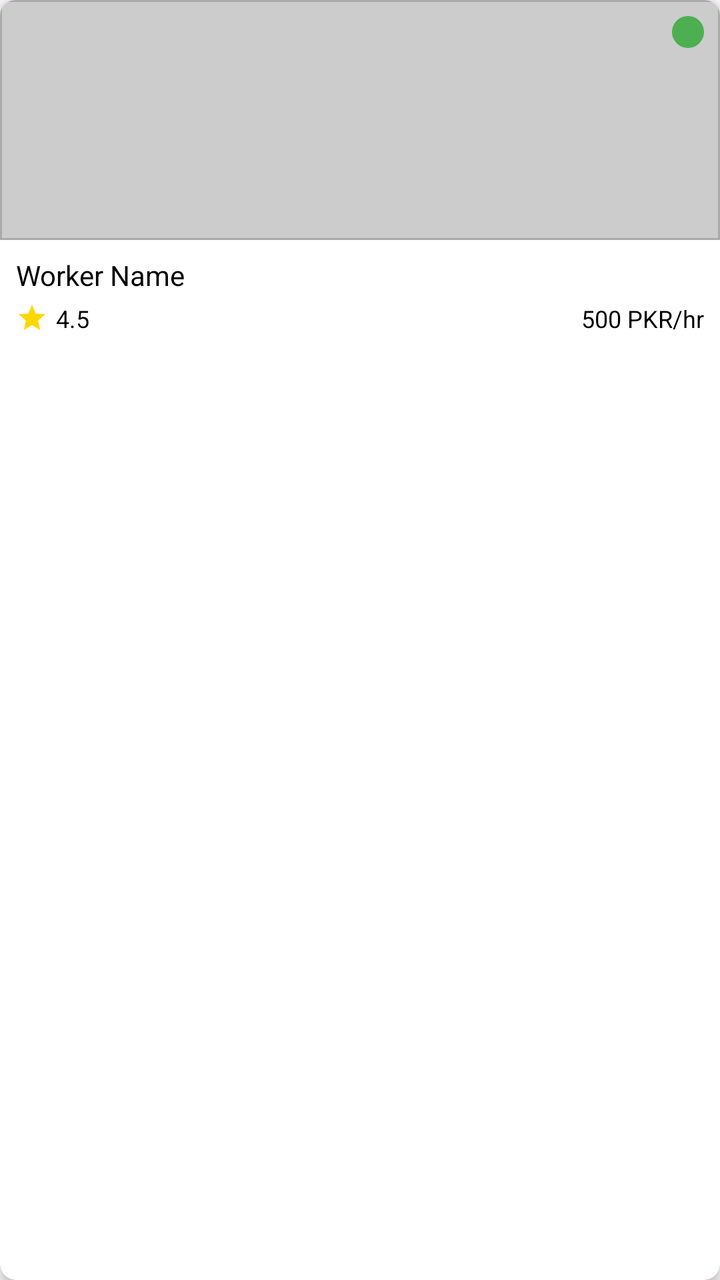
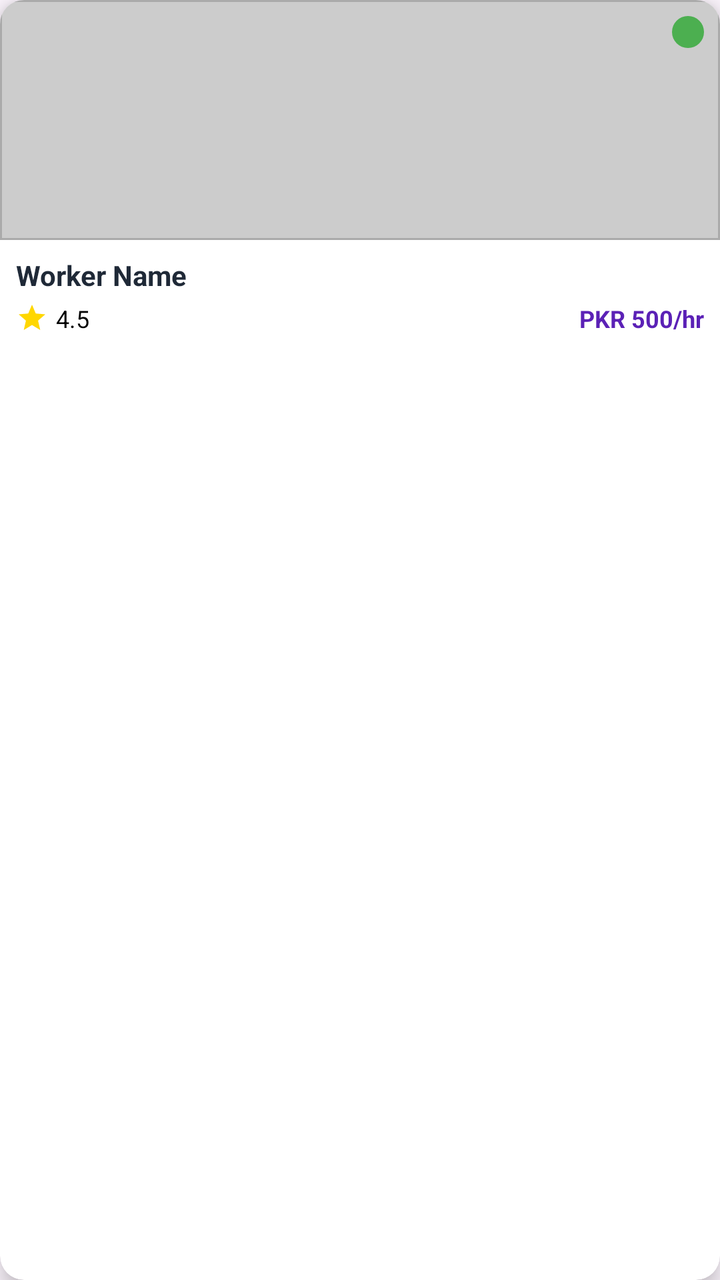

An Android layout rendered at two revisions. The XML below is the earlier revision; the diff shows what the commit changed to produce the second picture.
<!-- AndroidManifest.xml: application theme Theme.QuickHire -->
<!-- res/layout/item_worker.xml -->
<?xml version="1.0" encoding="utf-8"?>
<androidx.cardview.widget.CardView
    xmlns:android="http://schemas.android.com/apk/res/android"
    xmlns:app="http://schemas.android.com/apk/res-auto"
    android:layout_width="160dp"
    android:layout_height="240dp"
    android:layout_margin="8dp"
    app:cardCornerRadius="8dp"
    app:cardElevation="4dp">

    <LinearLayout
        android:layout_width="match_parent"
        android:layout_height="match_parent"
        android:orientation="vertical">

        
        <FrameLayout
            android:layout_width="match_parent"
            android:layout_height="120dp">

            <ImageView
                android:id="@+id/workerImage"
                android:layout_width="match_parent"
                android:layout_height="match_parent"
                android:scaleType="centerCrop"
                android:src="@drawable/worker_placeholder"/>

            <View
                android:id="@+id/availabilityDot"
                android:layout_width="16dp"
                android:layout_height="16dp"
                android:layout_gravity="top|end"
                android:layout_margin="8dp"
                android:background="@drawable/available_dot"/>
        </FrameLayout>

        
        <LinearLayout
            android:layout_width="match_parent"
            android:layout_height="wrap_content"
            android:orientation="vertical"
            android:padding="8dp">

            <TextView
                android:id="@+id/workerName"
                android:layout_width="match_parent"
                android:layout_height="wrap_content"
                android:text="Worker Name"
                android:textColor="@android:color/black"
                android:textSize="14sp"
                android:maxLines="1"
                android:ellipsize="end"/>

            <LinearLayout
                android:layout_width="match_parent"
                android:layout_height="wrap_content"
                android:orientation="horizontal"
                android:layout_marginTop="4dp">

                <ImageView
                    android:layout_width="16dp"
                    android:layout_height="16dp"
                    android:src="@drawable/ic_star"
                    android:tint="@color/rating_yellow"/>

                <TextView
                    android:id="@+id/workerRating"
                    android:layout_width="wrap_content"
                    android:layout_height="wrap_content"
                    android:text="4.5"
                    android:textSize="12sp"
                    android:layout_marginStart="4dp"
                    android:textColor="@android:color/black"/>

                <TextView
                    android:id="@+id/workerRate"
                    android:layout_width="match_parent"
                    android:layout_height="wrap_content"
                    android:text="500 PKR/hr"
                    android:textSize="12sp"
                    android:textColor="@android:color/black"
                    android:gravity="end"/>
            </LinearLayout>

            
            <Button
                android:id="@+id/hireButton"
                android:layout_width="match_parent"
                android:layout_height="wrap_content"
                android:text="Hire Now"
                android:layout_marginTop="8dp"
                android:visibility="gone"
                android:enabled="false"
                android:backgroundTint="@color/colorPrimary"
                android:textColor="@android:color/white"/>
        </LinearLayout>
    </LinearLayout>
</androidx.cardview.widget.CardView>
<!-- resources referenced by this layout -->
<resources>
  <color name="colorPrimary">#3F51B5</color>
  <color name="rating_yellow">#FFD700</color>
  <!-- drawable available_dot (drawable) -->
  <shape xmlns:android="http://schemas.android.com/apk/res/android"
      android:shape="oval">
      <solid android:color="#4CAF50"/> 
      <size android:width="16dp" android:height="16dp"/>
  </shape>
  <!-- drawable ic_star (drawable) -->
  <vector android:height="24dp" android:viewportHeight="24"
      android:viewportWidth="24" android:width="24dp" xmlns:android="http://schemas.android.com/apk/res/android">
      <path android:fillColor="#FFD700" android:pathData="M12,17.27L18.18,21l-1.64,-7.03L22,9.24l-7.19,-0.61L12,2L9.19,8.63L2,9.24l5.46,4.73L5.82,21z"/>
  </vector>
  <!-- drawable worker_placeholder (drawable) -->
  <shape xmlns:android="http://schemas.android.com/apk/res/android"
      android:shape="rectangle">
      <solid android:color="#CCCCCC"/>
      <stroke android:width="1dp" android:color="#AAAAAA"/>
  </shape>
  <style name="Theme.QuickHire" parent="Base.Theme.QuickHire" />
  <style name="Base.Theme.QuickHire" parent="Theme.Material3.DayNight.NoActionBar">
          
          
      </style>
</resources>

<!-- the commit's change to res/layout/item_worker.xml (unified diff, before → after) -->
@@ -2,11 +2,12 @@
 <androidx.cardview.widget.CardView
     xmlns:android="http://schemas.android.com/apk/res/android"
     xmlns:app="http://schemas.android.com/apk/res-auto"
-    android:layout_width="160dp"
-    android:layout_height="240dp"
+    android:layout_width="170dp"
+    android:layout_height="250dp"
     android:layout_margin="8dp"
-    app:cardCornerRadius="8dp"
-    app:cardElevation="4dp">
+    app:cardCornerRadius="12dp"
+    app:cardElevation="6dp"
+    app:cardBackgroundColor="#FFFFFF">
 
     <LinearLayout
         android:layout_width="match_parent"
@@ -46,7 +47,8 @@
                 android:layout_width="match_parent"
                 android:layout_height="wrap_content"
                 android:text="Worker Name"
-                android:textColor="@android:color/black"
+                android:textColor="#1F2937"
+                android:textStyle="bold"
                 android:textSize="14sp"
                 android:maxLines="1"
                 android:ellipsize="end"/>
@@ -76,9 +78,10 @@
                     android:id="@+id/workerRate"
                     android:layout_width="match_parent"
                     android:layout_height="wrap_content"
-                    android:text="500 PKR/hr"
+                    android:text="PKR 500/hr"
                     android:textSize="12sp"
-                    android:textColor="@android:color/black"
+                    android:textColor="#5B21B6"
+                    android:textStyle="bold"
                     android:gravity="end"/>
             </LinearLayout>
 
